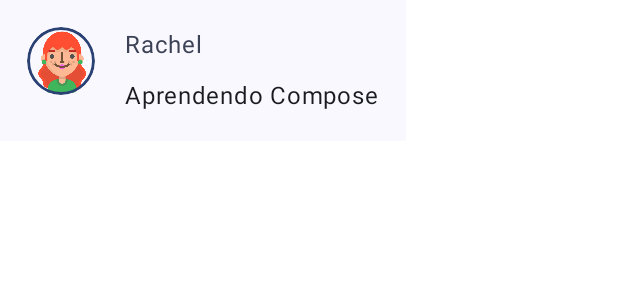
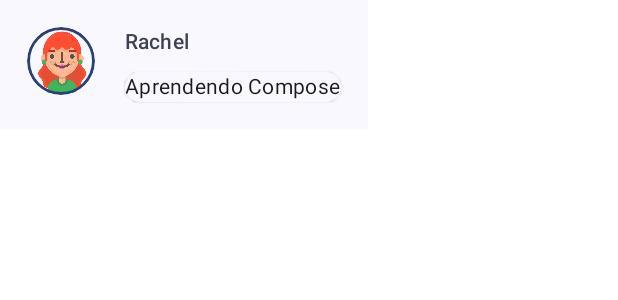
Before and after one commit to rachellimaa/basic-learning-compose, an Android app built with Jetpack Compose: the @Preview function PreviewMessageCard, on a phone screen of 412 x 824 dp. Shown: the top 300 px of the screen. Run offline under Robolectric (Android 15) with nearby library versions, the phone set to English and light mode, and no system bars.

Commit message:
added shape

```diff
--- a/app/src/main/java/com/rachellima/basiccompose/MainActivity.kt
+++ b/app/src/main/java/com/rachellima/basiccompose/MainActivity.kt
@@ -33,8 +33,7 @@ class MainActivity : ComponentActivity() {
                 Surface(Modifier.fillMaxSize()) {
                     MessageCard(
                         msg = Message(
-                            "Author",
-                            "Aprendendo compose no Android"
+                            "Author", "Aprendendo compose no Android"
                         )
                     )
                 }
@@ -44,8 +43,7 @@ class MainActivity : ComponentActivity() {
 }
 
 data class Message(
-    val author: String,
-    val body: String
+    val author: String, val body: String
 )
 
 @Composable
@@ -63,10 +61,19 @@ fun MessageCard(msg: Message) {
                 )
                 Spacer(modifier = Modifier.width(20.dp))
                 Column { // vertical
-                    Text(text = msg.author,
-                        color = MaterialTheme.colorScheme.secondary)
+                    Text(
+                        text = msg.author,
+                        color = MaterialTheme.colorScheme.secondary,
+                        style = MaterialTheme.typography.titleSmall
+                    )
                     Spacer(modifier = Modifier.height(10.dp)) // space between items
-                    Text(text = msg.body)
+                    Surface(
+                        shape = MaterialTheme.shapes.medium, shadowElevation = 1.dp
+                    ) {
+                        Text(
+                            text = msg.body, style = MaterialTheme.typography.bodyMedium
+                        )
+                    }
                 }
             }
         }
@@ -78,8 +85,7 @@ fun MessageCard(msg: Message) {
 fun PreviewMessageCard() {
     MessageCard(
         msg = Message(
-            "Rachel",
-            "Aprendendo Compose"
+            "Rachel", "Aprendendo Compose"
         )
     )
 }
```
